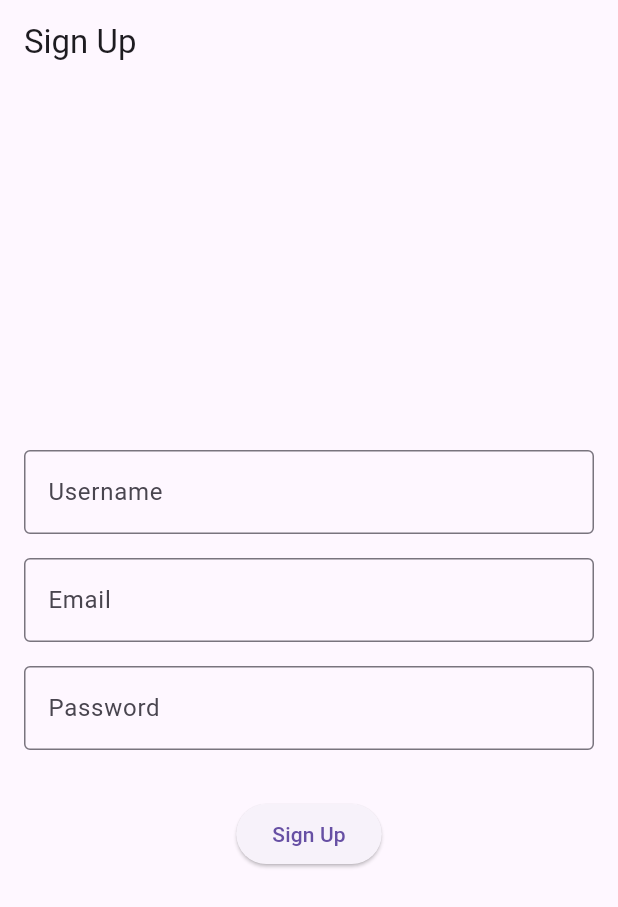
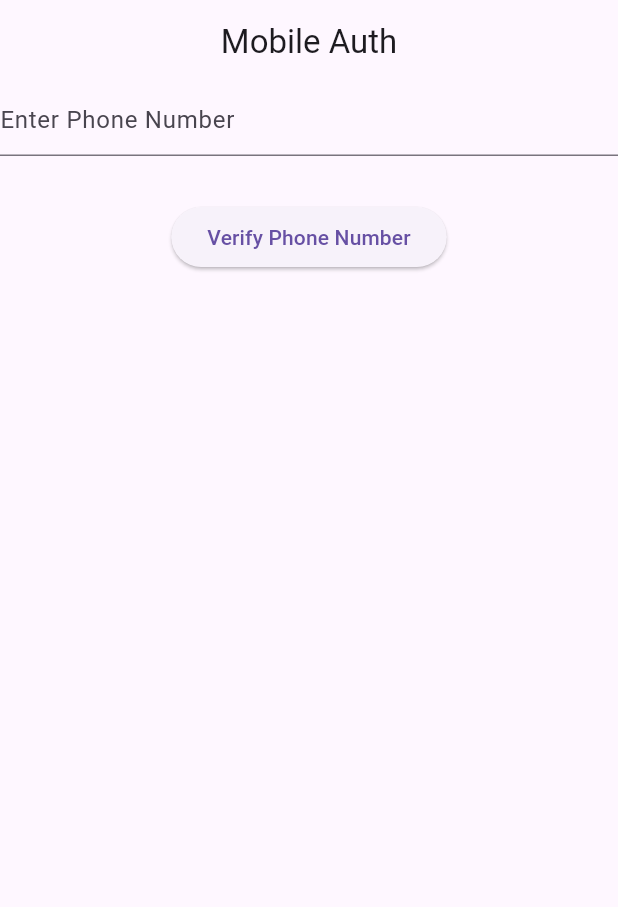
Before and after one commit to Shetty654/otpauth, a Flutter app: the screen it shows after launch, on a phone screen of 412 x 824 dp. Shown: the top 907 px of the screen. Run offline on Flutter 3.47's test engine with Material 3 defaults, Android fonts, the phone set to English and light mode, and no system bars; our stand-ins replace firebase_auth, firebase_core; accounts and stored records are empty.

Commit message:
otp functionality

```diff
--- a/lib/main.dart
+++ b/lib/main.dart
@@ -1,4 +1,6 @@
 import 'package:flutter/material.dart';
+
+import 'mobileauth.dart';
 
 void main() {
   runApp(const MyApp());
@@ -10,109 +12,26 @@ class MyApp extends StatelessWidget {
   @override
   Widget build(BuildContext context) {
     return MaterialApp(
-      title: 'Sign Up UI',
+      title: 'Flutter Demo',
       theme: ThemeData(
         primarySwatch: Colors.blue,
-        visualDensity: VisualDensity.adaptivePlatformDensity,
       ),
-      home: const SignUpScreen(),
+      home: MobileAuth(),
     );
   }
 }
 
-class SignUpScreen extends StatefulWidget {
-  const SignUpScreen({super.key});
-
-  @override
-  _SignUpScreenState createState() => _SignUpScreenState();
-}
-
-class _SignUpScreenState extends State<SignUpScreen> {
-  final _formKey = GlobalKey<FormState>();
-  String _username = '';
-  String _email = '';
-  String _password = '';
-
-  void _submitForm() {
-    if (_formKey.currentState?.validate() ?? false) {
-      // If the form is valid, show a success message
-      ScaffoldMessenger.of(context).showSnackBar(
-        const SnackBar(content: Text('Signing up...')),
-      );
-    }
-  }
+class MyHomePage extends StatelessWidget {
+  const MyHomePage({super.key, required String title});
 
   @override
   Widget build(BuildContext context) {
     return Scaffold(
       appBar: AppBar(
-        title: const Text('Sign Up'),
+        //title: const Text('Home Page'),
       ),
-      body: Padding(
-        padding: const EdgeInsets.all(16.0),
-        child: Form(
-          key: _formKey,
-          child: Column(
-            mainAxisAlignment: MainAxisAlignment.center,
-            children: [
-              TextFormField(
-                decoration: const InputDecoration(
-                  labelText: 'Username',
-                  border: OutlineInputBorder(),
-                ),
-                validator: (value) {
-                  if (value == null || value.isEmpty) {
-                    return 'Please enter a username';
-                  }
-                  return null;
-                },
-                onChanged: (value) {
-                  _username = value;
-                },
-              ),
-              const SizedBox(height: 16.0),
-              TextFormField(
-                decoration: const InputDecoration(
-                  labelText: 'Email',
-                  border: OutlineInputBorder(),
-                ),
-                validator: (value) {
-                  if (value == null || value.isEmpty) {
-                    return 'Please enter an email';
-                  } else if (!RegExp(r'^[^@]+@[^@]+\.[^@]+').hasMatch(value)) {
-                    return 'Please enter a valid email';
-                  }
-                  return null;
-                },
-                onChanged: (value) {
-                  _email = value;
-                },
-              ),
-              const SizedBox(height: 16.0),
-              TextFormField(
-                decoration: const InputDecoration(
-                  labelText: 'Password',
-                  border: OutlineInputBorder(),
-                ),
-                obscureText: true,
-                validator: (value) {
-                  if (value == null || value.isEmpty) {
-                    return 'Please enter a password';
-                  }
-                  return null;
-                },
-                onChanged: (value) {
-                  _password = value;
-                },
-              ),
-              const SizedBox(height: 32.0),
-              ElevatedButton(
-                onPressed: _submitForm,
-                child: const Text('Sign Up'),
-              ),
-            ],
-          ),
-        ),
+      body: const Center(
+        //child: Text('Welcome to Flutter!'),
       ),
     );
   }
--- /dev/null
+++ b/lib/mobileauth.dart
@@ -0,0 +1,45 @@
+import 'package:firebase_auth/firebase_auth.dart';
+import 'package:flutter/material.dart';
+import 'package:sample/otpverify.dart';
+
+class MobileAuth extends StatefulWidget {
+  const MobileAuth({super.key});
+
+  @override
+  State<MobileAuth> createState() => _MobileAuthState();
+}
+
+class _MobileAuthState extends State<MobileAuth> {
+  TextEditingController mobileController = TextEditingController();
+
+  @override
+  Widget build(BuildContext context) {
+    return Scaffold(
+      appBar: AppBar(title: Text("Mobile Auth"), centerTitle: true),
+      body: Column(
+        children: [
+          TextField(
+            controller: mobileController,
+            keyboardType: TextInputType.number,
+            decoration: InputDecoration(hintText: "Enter Phone Number"),
+          ),
+          SizedBox(height: 30),
+          ElevatedButton(
+            onPressed: () async {
+              await FirebaseAuth.instance.verifyPhoneNumber(
+                verificationCompleted: (PhoneAuthCredential credential) {},
+                verificationFailed: (FirebaseAuthException ex) {},
+                codeSent: (String verificationid, int? resendtoken) {
+                  Navigator.push(context, MaterialPageRoute(builder: (context)=>OTPVerify(verificationid: '',)));
+                },
+                codeAutoRetrievalTimeout: (String verificationid) {},
+                phoneNumber: mobileController.text.toString(),
+              );
+            },
+            child: Text("Verify Phone Number"),
+          ),
+        ],
+      ),
+    );
+  }
+}
--- a/pubspec.yaml
+++ b/pubspec.yaml
@@ -34,6 +34,7 @@ dependencies:
   # The following adds the Cupertino Icons font to your application.
   # Use with the CupertinoIcons class for iOS style icons.
   cupertino_icons: ^1.0.8
+  firebase_auth: ^5.5.2
 
 dev_dependencies:
   flutter_test:
```
Also changed, not shown: lib/otpverify.dart (added, +46 -0 lines), firebase.json (added), lib/firebase_options.dart (added), pubspec.lock, 6 other files.
